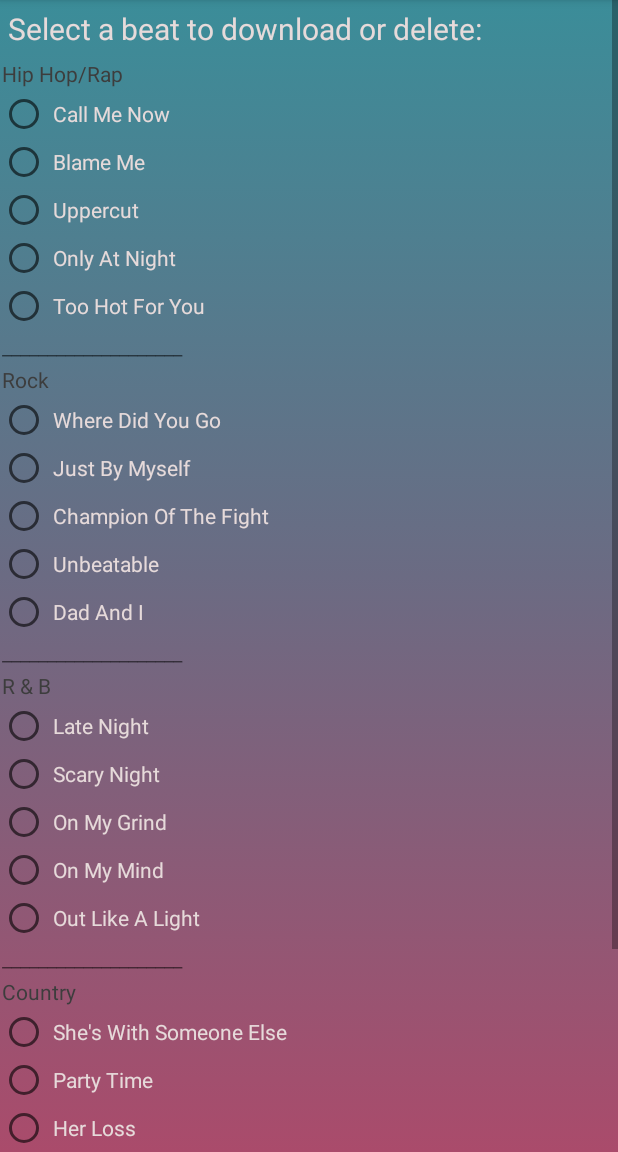
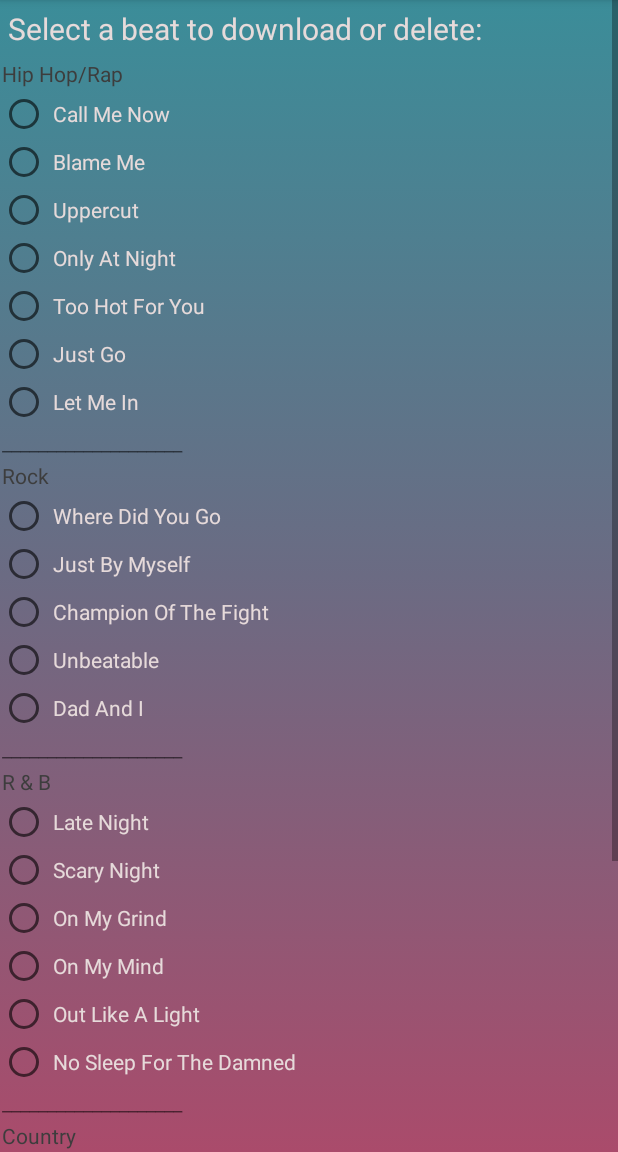
Before and after one commit to jtclapp/MApp, an Android app: the DownloadedBeats screen opened directly, with no data from a screen before it, on a phone screen of 412 x 824 dp, the part 84-1236 px from its top. Run offline under Robolectric (Android 15) with nearby library versions, the phone set to English and light mode, and no system bars; our stand-ins replace AdMob, Firebase (no records; nobody signed in at launch, a user with empty details on screens opened directly); network calls fail.

Commit message:
New Beats Added

```diff
--- a/app/src/main/java/com/music/songcreator/CreatedSongPlay.java
+++ b/app/src/main/java/com/music/songcreator/CreatedSongPlay.java
@@ -15,6 +15,7 @@ import android.view.Menu;
 import android.view.MenuItem;
 import android.view.MotionEvent;
 import android.view.View;
+import android.view.WindowManager;
 import android.widget.ArrayAdapter;
 import android.widget.ScrollView;
 import android.widget.SeekBar;
@@ -48,6 +49,7 @@ public class CreatedSongPlay extends AppCompatActivity {
     {
         super.onCreate(savedInstanceState);
         setContentView(R.layout.activity_created_song_play);
+        getWindow().setSoftInputMode(WindowManager.LayoutParams.SOFT_INPUT_ADJUST_PAN);
 
         final SharedPreferences sharedPreferences = getSharedPreferences("isChecked", 0);
         boolean value = sharedPreferences.getBoolean("isChecked",true);
--- a/app/src/main/java/com/music/songcreator/DownloadedBeats.java
+++ b/app/src/main/java/com/music/songcreator/DownloadedBeats.java
@@ -36,7 +36,7 @@ public class DownloadedBeats extends AppCompatActivity {
     StorageReference ref;
     RadioGroup radioGroup;
     RadioButton RB1,RB2,RB3,RB4,RB5,RB6,RB7,RB8,RB9,RB10,RB11,RB12,RB13,RB14,RB15;
-    RadioButton RB16,RB17,RB18,RB19,RB20;
+    RadioButton RB16,RB17,RB18,RB19,RB20,RB21,RB22,RB23;
     ImageButton B1;
     String child;
     String path;
@@ -72,7 +72,9 @@ public class DownloadedBeats extends AppCompatActivity {
         RB18 = findViewById(R.id.radioButton11);
         RB19 = findViewById(R.id.radioButton12);
         RB20 = findViewById(R.id.radioButton13);
-
+        RB21 = findViewById(R.id.radioButton126);
+        RB22 = findViewById(R.id.radioButton127);
+        RB23 = findViewById(R.id.radioButton36);
         RB1.setOnClickListener(new View.OnClickListener() {
             @Override
             public void onClick(View view) {
@@ -242,6 +244,30 @@ public class DownloadedBeats extends AppCompatActivity {
                 B1.setActivated(true);
             }
         });
+        RB21.setOnClickListener(new View.OnClickListener() {
+            @Override
+            public void onClick(View view) {
+                child = "Rap Beat 6.mp3";
+                path = "HipHop_Beat#6.mp3";
+                B1.setActivated(true);
+            }
+        });
+        RB22.setOnClickListener(new View.OnClickListener() {
+            @Override
+            public void onClick(View view) {
+                child = "Rap Beat 7.mp3";
+                path = "HipHop_Beat#7.mp3";
+                B1.setActivated(true);
+            }
+        });
+        RB23.setOnClickListener(new View.OnClickListener() {
+            @Override
+            public void onClick(View view) {
+                child = "R&B Beat 6.mp3";
+                path = "R&B_Beat#6.mp3";
+                B1.setActivated(true);
+            }
+        });
         B1.setOnClickListener(new View.OnClickListener() {
             @Override
             public void onClick(View view) {
--- a/app/src/main/java/com/music/songcreator/MainActivity5.java
+++ b/app/src/main/java/com/music/songcreator/MainActivity5.java
@@ -2,7 +2,9 @@ package com.music.songcreator;
 
 import android.Manifest;
 import android.content.Intent;
+import android.content.SharedPreferences;
 import android.content.pm.PackageManager;
+import android.graphics.drawable.AnimationDrawable;
 import android.media.AudioRecord;
 import android.media.AudioTrack;
 import android.os.Bundle;
@@ -21,6 +23,7 @@ import android.widget.ArrayAdapter;
 import android.widget.Button;
 import android.widget.Chronometer;
 import android.widget.EditText;
+import android.widget.ScrollView;
 import android.widget.Spinner;
 import android.widget.TextView;
 import android.widget.Toast;
@@ -247,7 +250,6 @@ public class MainActivity5 extends AppCompatActivity {
             } catch (Exception e) {
                 return;
             }
-
             while (recording) {
                 int numberOfShort = audioRecord.read(audioData, 0, minBufferSize);
 
--- a/app/src/main/res/layout/activity_downloaded_beats.xml
+++ b/app/src/main/res/layout/activity_downloaded_beats.xml
@@ -73,6 +73,20 @@
             android:layout_width="match_parent"
             android:layout_height="wrap_content"
             android:text=" Too Hot For You"
+            android:textColor="#E6DADA"/>
+
+        <RadioButton
+            android:id="@+id/radioButton126"
+            android:layout_width="match_parent"
+            android:layout_height="wrap_content"
+            android:text=" Just Go"
+            android:textColor="#E6DADA"/>
+
+        <RadioButton
+            android:id="@+id/radioButton127"
+            android:layout_width="match_parent"
+            android:layout_height="wrap_content"
+            android:text=" Let Me In"
             android:textColor="#E6DADA"/>
 
         <TextView
@@ -165,6 +179,12 @@
             android:layout_height="wrap_content"
             android:text=" Out Like A Light"
             android:textColor="#E6DADA"/>
+        <RadioButton
+            android:id="@+id/radioButton36"
+            android:layout_width="match_parent"
+            android:layout_height="wrap_content"
+            android:text=" No Sleep For The Damned"
+            android:textColor="#E6DADA"/>
         <TextView
             android:id="@+id/textView14"
             android:layout_margin="1dp"
--- a/app/src/main/res/layout/activity_settings_page.xml
+++ b/app/src/main/res/layout/activity_settings_page.xml
@@ -37,7 +37,6 @@
         android:layout_margin="5dp"
         android:textColor="#E6DADA"
         android:text="Background Animations Activated" />
-
     <TextView
         android:id="@+id/textView17"
         android:layout_width="match_parent"
```
Also changed, not shown: app/src/main/java/com/music/songcreator/BeatPage1.java (+27 -1 lines), app/src/main/java/com/music/songcreator/Beatpage3.java (+17 -1 lines), app/src/main/java/com/music/songcreator/FinalActivity.java (+14 -0 lines), app/src/main/res/layout/activity_beatpage3.xml (+7 -0 lines), app/src/main/res/layout/beat1_activity.xml (+14 -0 lines).
